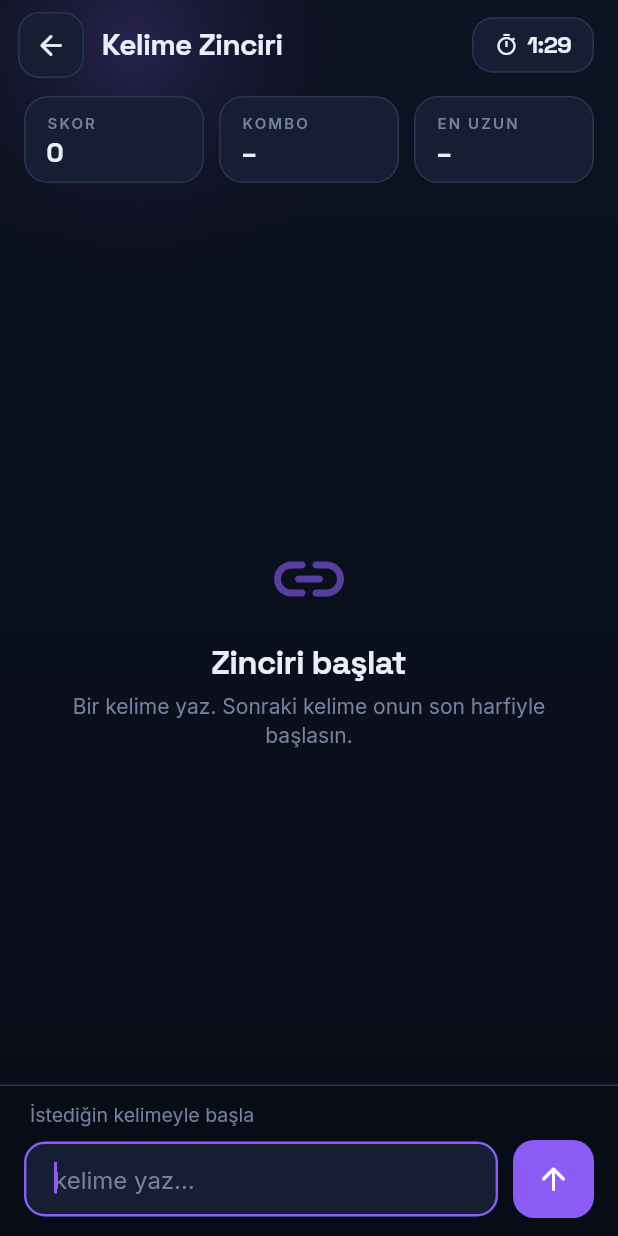
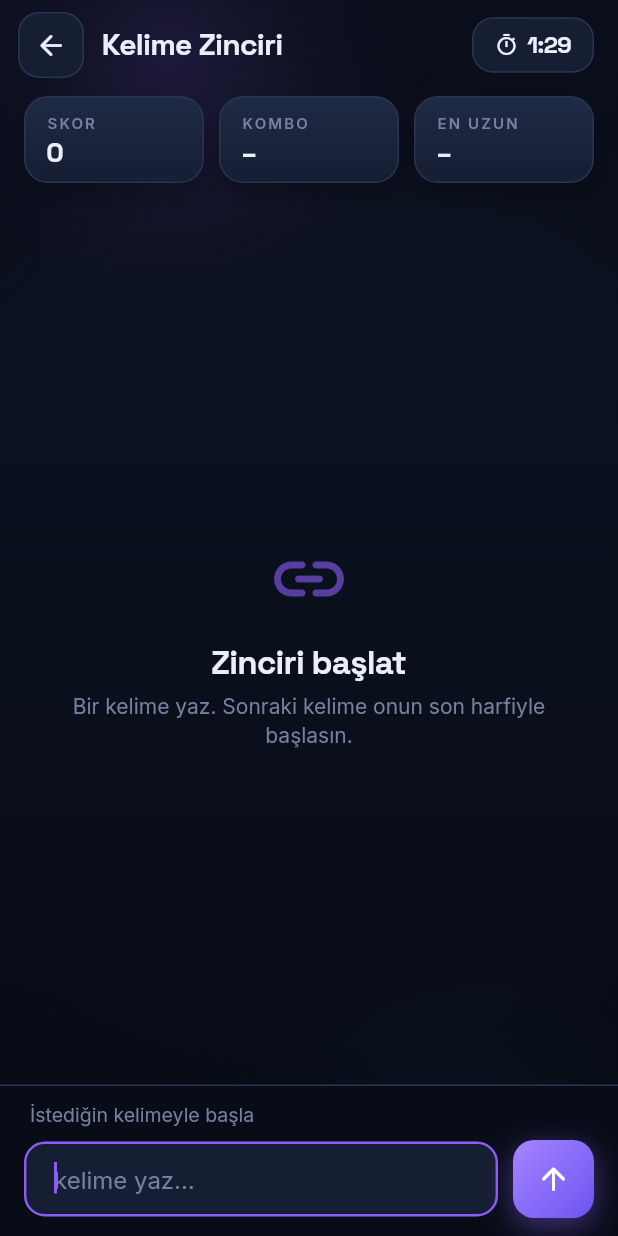
Before and after one commit to omerfarukx/Word-Game-Flutter, a Flutter app: the WordChainScreen screen opened by its route, on a phone screen of 412 x 824 dp. Run offline on Flutter 3.47's test engine with Material 3 defaults, Android fonts, the phone set to English and light mode, and no system bars; our stand-ins replace audioplayers, google_fonts, shared_preferences; accounts and stored records are empty.

Commit message:
feat: richer design language across all games
Address "design is too weak" — move off the flat dark+single-accent look:
- decorations.dart: accent gradients + layered "tile" surfaces (top-lit
  gradient, hairline edge, soft shadow) and accent-washed tiles
- GameScaffold: layered ambient glows + edge vignette for depth
- StatPill: tactile tiles; active combo glows with an accent wash
- PrimaryButton + word-chain nodes/send: gradient fills with colored glow
- GameResultOverlay: blurred backdrop, gradient-shader big number with glow
- word_pairs cards & word_recognition stage: depth + state-colored glow

Applies to all three finished games at once via the shared layer.
flutter analyze: 0 issues.

Co-Authored-By: Claude Opus 4.8 <noreply@anthropic.com>

```diff
--- /dev/null
+++ b/lib/core/design/decorations.dart
@@ -0,0 +1,81 @@
+import 'package:flutter/material.dart';
+import 'app_colors.dart';
+
+/// Accent gradients — accents are never flat fills anymore; they glow.
+class AppGradients {
+  const AppGradients._();
+
+  static const word = LinearGradient(
+    begin: Alignment.topLeft,
+    end: Alignment.bottomRight,
+    colors: [Color(0xFFA585FF), Color(0xFF6D54F0)],
+  );
+  static const visual = LinearGradient(
+    begin: Alignment.topLeft,
+    end: Alignment.bottomRight,
+    colors: [Color(0xFF52E5F5), Color(0xFF1FA8D6)],
+  );
+  static const reading = LinearGradient(
+    begin: Alignment.topLeft,
+    end: Alignment.bottomRight,
+    colors: [Color(0xFFFFCE73), Color(0xFFF59E0B)],
+  );
+
+  static LinearGradient forAccent(Color accent) {
+    if (accent == AppColors.visual) return visual;
+    if (accent == AppColors.reading) return reading;
+    return word;
+  }
+}
+
+/// Reusable surface treatments so cards feel layered and tactile instead of
+/// flat. A tile has a top-lit vertical gradient, a hairline highlight edge and
+/// a soft drop shadow.
+class Surfaces {
+  const Surfaces._();
+
+  static BoxDecoration tile({
+    double radius = 18,
+    Color? border,
+    Color top = AppColors.surfaceHi,
+    Color bottom = AppColors.surface,
+  }) =>
+      BoxDecoration(
+        gradient: LinearGradient(
+          begin: Alignment.topCenter,
+          end: Alignment.bottomCenter,
+          colors: [top, bottom],
+        ),
+        borderRadius: BorderRadius.circular(radius),
+        border: Border.all(color: border ?? AppColors.stroke),
+        boxShadow: const [
+          BoxShadow(
+            color: Color(0x40000000),
+            blurRadius: 14,
+            offset: Offset(0, 8),
+          ),
+        ],
+      );
+
+  /// A tile washed and ringed with [accent], for selected/active states.
+  static BoxDecoration accentTile(Color accent, {double radius = 18}) =>
+      BoxDecoration(
+        gradient: LinearGradient(
+          begin: Alignment.topCenter,
+          end: Alignment.bottomCenter,
+          colors: [
+            accent.withValues(alpha: 0.22),
+            accent.withValues(alpha: 0.08),
+          ],
+        ),
+        borderRadius: BorderRadius.circular(radius),
+        border: Border.all(color: accent.withValues(alpha: 0.55)),
+        boxShadow: [
+          BoxShadow(
+            color: accent.withValues(alpha: 0.25),
+            blurRadius: 18,
+            offset: const Offset(0, 6),
+          ),
+        ],
+      );
+}
--- a/lib/core/design/widgets/game_scaffold.dart
+++ b/lib/core/design/widgets/game_scaffold.dart
@@ -27,7 +27,15 @@ class GameScaffold extends StatelessWidget {
       body: Stack(
         children: [
           const _InkBackground(),
-          Positioned(top: -140, left: -80, child: _Glow(color: accent)),
+          Positioned(
+              top: -170,
+              left: -90,
+              child: _Glow(color: accent, size: 400, opacity: 0.26)),
+          const Positioned(
+              bottom: -210,
+              right: -130,
+              child: _Glow(color: AppColors.visual, size: 440, opacity: 0.10)),
+          const Positioned.fill(child: _Vignette()),
           SafeArea(
             child: Column(
               children: [
@@ -64,18 +72,38 @@ class _InkBackground extends StatelessWidget {
 }
 
 class _Glow extends StatelessWidget {
-  const _Glow({required this.color});
+  const _Glow({required this.color, this.size = 340, this.opacity = 0.22});
   final Color color;
+  final double size;
+  final double opacity;
 
   @override
   Widget build(BuildContext context) => IgnorePointer(
         child: Container(
-          width: 340,
-          height: 340,
+          width: size,
+          height: size,
           decoration: BoxDecoration(
             shape: BoxShape.circle,
             gradient: RadialGradient(
-              colors: [color.withValues(alpha: 0.22), Colors.transparent],
+              colors: [color.withValues(alpha: opacity), Colors.transparent],
+            ),
+          ),
+        ),
+      );
+}
+
+/// Darkens the screen edges so content floats in the middle.
+class _Vignette extends StatelessWidget {
+  const _Vignette();
+
+  @override
+  Widget build(BuildContext context) => IgnorePointer(
+        child: DecoratedBox(
+          decoration: BoxDecoration(
+            gradient: RadialGradient(
+              radius: 1.1,
+              colors: [Colors.transparent, AppColors.bgDeep.withValues(alpha: 0.6)],
+              stops: const [0.62, 1.0],
             ),
           ),
         ),
--- a/lib/core/design/widgets/stat_pill.dart
+++ b/lib/core/design/widgets/stat_pill.dart
@@ -1,6 +1,7 @@
 import 'package:flutter/material.dart';
 import '../app_colors.dart';
 import '../app_typography.dart';
+import '../decorations.dart';
 
 /// A compact label-over-value tile used for score, combo, timer, etc.
 class StatPill extends StatelessWidget {
@@ -25,13 +26,9 @@ class StatPill extends StatelessWidget {
     final tint = accent ?? AppColors.textHi;
     return Container(
       padding: const EdgeInsets.symmetric(horizontal: 14, vertical: 10),
-      decoration: BoxDecoration(
-        color: emphasized ? tint.withValues(alpha: 0.14) : AppColors.surface,
-        borderRadius: BorderRadius.circular(16),
-        border: Border.all(
-          color: emphasized ? tint.withValues(alpha: 0.5) : AppColors.stroke,
-        ),
-      ),
+      decoration: emphasized && accent != null
+          ? Surfaces.accentTile(accent!, radius: 16)
+          : Surfaces.tile(radius: 16),
       child: Column(
         mainAxisSize: MainAxisSize.min,
         crossAxisAlignment: CrossAxisAlignment.start,
--- a/lib/features/word_chain/screens/word_chain_screen.dart
+++ b/lib/features/word_chain/screens/word_chain_screen.dart
@@ -4,6 +4,7 @@ import 'package:provider/provider.dart';
 
 import '../../../core/design/app_colors.dart';
 import '../../../core/design/app_typography.dart';
+import '../../../core/design/decorations.dart';
 import '../../../core/design/widgets/game_scaffold.dart';
 import '../../../core/design/widgets/shaker.dart';
 import '../../../core/design/widgets/stat_pill.dart';
@@ -277,13 +278,14 @@ class _Node extends StatelessWidget {
       height: 38,
       decoration: BoxDecoration(
         shape: BoxShape.circle,
-        color: glow ? _accent : AppColors.surfaceHi,
+        gradient: glow ? AppGradients.word : null,
+        color: glow ? null : AppColors.surfaceHi,
         border: Border.all(
-          color: glow ? _accent : AppColors.stroke,
+          color: glow ? Colors.transparent : AppColors.stroke,
           width: 1.5,
         ),
         boxShadow: glow
-            ? [BoxShadow(color: _accent.withValues(alpha: 0.55), blurRadius: 16)]
+            ? [BoxShadow(color: _accent.withValues(alpha: 0.6), blurRadius: 20)]
             : null,
       ),
       alignment: Alignment.center,
@@ -316,11 +318,7 @@ class _WordChip extends StatelessWidget {
     }
     return Container(
       padding: const EdgeInsets.symmetric(horizontal: 16, vertical: 12),
-      decoration: BoxDecoration(
-        color: AppColors.surface,
-        borderRadius: BorderRadius.circular(14),
-        border: Border.all(color: AppColors.stroke),
-      ),
+      decoration: Surfaces.tile(radius: 14),
       child: Row(
         children: [
           Expanded(child: Text.rich(TextSpan(children: spans))),
@@ -479,9 +477,18 @@ class _SendButton extends StatelessWidget {
 
   @override
   Widget build(BuildContext context) {
-    return Material(
-      color: enabled ? _accent : AppColors.surface,
+    return Opacity(
+      opacity: enabled ? 1 : 0.4,
+      child: DecoratedBox(
+        decoration: BoxDecoration(
+          gradient: AppGradients.word,
           borderRadius: BorderRadius.circular(14),
+          boxShadow: enabled
+              ? [BoxShadow(color: _accent.withValues(alpha: 0.45), blurRadius: 16, offset: const Offset(0, 5))]
+              : null,
+        ),
+        child: Material(
+          color: Colors.transparent,
           child: InkWell(
             borderRadius: BorderRadius.circular(14),
             onTap: enabled ? onTap : null,
@@ -489,6 +496,8 @@ class _SendButton extends StatelessWidget {
               width: 54,
               height: 52,
               child: Icon(Icons.arrow_upward_rounded, color: Colors.white),
+            ),
+          ),
         ),
       ),
     );
```
Also changed, not shown: lib/core/design/widgets/app_button.dart (+22 -3 lines), lib/core/design/widgets/game_result.dart (+24 -7 lines), lib/features/exercises/word_pairs/screens/word_pairs_screen.dart (+6 -9 lines), lib/features/exercises/word_recognition/screens/word_recognition_screen.dart (+11 -1 lines). Lines whose indentation alone changed are shown as unchanged.
